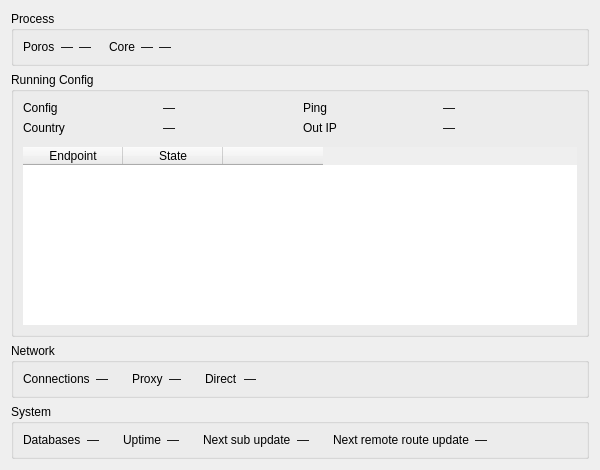
Above: include/ui/stats/RuntimeStatsWidget.ui from tergride/poros before the change. Below: the same form after it.
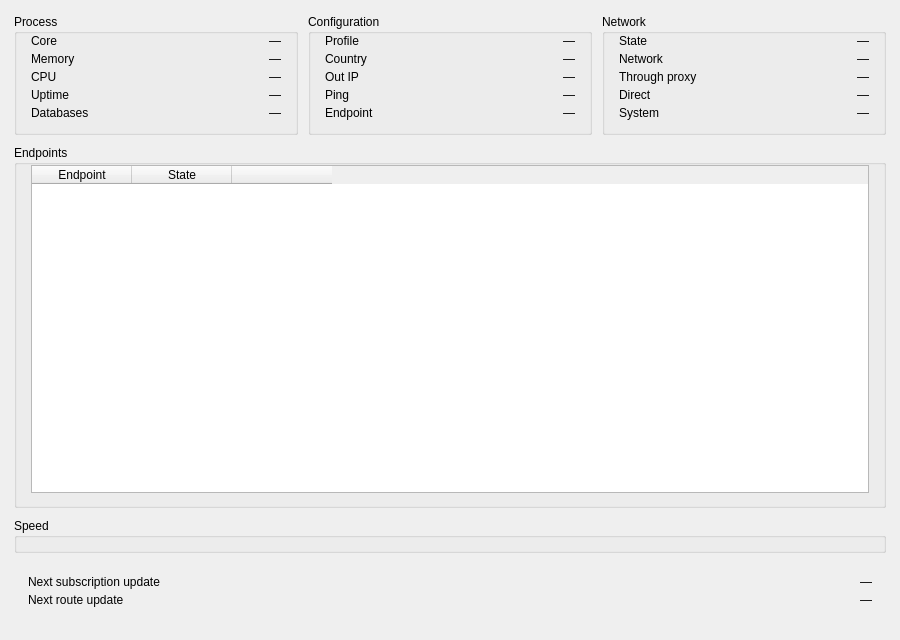
That is the form after the change.

Commit message:
feat(ui): rebuild logs, connections and statistics by the mockups
Give the log a permanent filter bar with levels, and connections a speed strip, one search and a flat list next to the process tree. Statistics now opens on a Now tab of metric cards with the speed chart, while the CPU and RAM charts and the traffic history bars are gone.

Diff of the .ui file:
```diff
--- a/include/ui/stats/RuntimeStatsWidget.ui
+++ b/include/ui/stats/RuntimeStatsWidget.ui
@@ -2,461 +2,50 @@
 <ui version="4.0">
  <class>RuntimeStatsWidget</class>
  <widget class="QWidget" name="RuntimeStatsWidget">
-  <property name="geometry">
-   <rect>
-    <x>0</x>
-    <y>0</y>
-    <width>600</width>
-    <height>470</height>
-   </rect>
-  </property>
-  <layout class="QGridLayout" name="rootGrid">
-   <item row="0" column="0">
-    <widget class="QGroupBox" name="groupProcess">
-     <property name="title">
-      <string>Process</string>
-     </property>
-     <layout class="QVBoxLayout" name="processLayout">
-      <item>
-       <layout class="QGridLayout" name="tableGrid">
-        <item row="0" column="0">
-         <widget class="QLabel" name="labelPorosName">
-          <property name="text">
-           <string notr="true">Poros</string>
-          </property>
-         </widget>
-        </item>
-        <item row="0" column="1">
-         <widget class="QLabel" name="vPorosCpu">
-          <property name="text">
-           <string notr="true">—</string>
-          </property>
-          <property name="alignment">
-           <set>Qt::AlignmentFlag::AlignRight|Qt::AlignmentFlag::AlignTrailing|Qt::AlignmentFlag::AlignVCenter</set>
-          </property>
-         </widget>
-        </item>
-        <item row="0" column="2">
-         <widget class="QLabel" name="vPorosRam">
-          <property name="text">
-           <string notr="true">—</string>
-          </property>
-          <property name="alignment">
-           <set>Qt::AlignmentFlag::AlignRight|Qt::AlignmentFlag::AlignTrailing|Qt::AlignmentFlag::AlignVCenter</set>
-          </property>
-         </widget>
-        </item>
-        <item row="0" column="3">
-         <spacer name="processGap">
-          <property name="orientation">
-           <enum>Qt::Orientation::Horizontal</enum>
-          </property>
-          <property name="sizeType">
-           <enum>QSizePolicy::Policy::Fixed</enum>
-          </property>
-          <property name="sizeHint" stdset="0">
-           <size>
-            <width>12</width>
-            <height>0</height>
-           </size>
-          </property>
-         </spacer>
-        </item>
-        <item row="0" column="4">
-         <widget class="QLabel" name="labelCoreName">
-          <property name="text">
-           <string>Core</string>
-          </property>
-         </widget>
-        </item>
-        <item row="0" column="5">
-         <widget class="QLabel" name="vCoreCpu">
-          <property name="text">
-           <string notr="true">—</string>
-          </property>
-          <property name="alignment">
-           <set>Qt::AlignmentFlag::AlignRight|Qt::AlignmentFlag::AlignTrailing|Qt::AlignmentFlag::AlignVCenter</set>
-          </property>
-         </widget>
-        </item>
-        <item row="0" column="6">
-         <widget class="QLabel" name="vCoreRam">
-          <property name="text">
-           <string notr="true">—</string>
-          </property>
-          <property name="alignment">
-           <set>Qt::AlignmentFlag::AlignRight|Qt::AlignmentFlag::AlignTrailing|Qt::AlignmentFlag::AlignVCenter</set>
-          </property>
-         </widget>
-        </item>
-        <item row="0" column="7">
-         <spacer name="tableSpacer">
-          <property name="orientation">
-           <enum>Qt::Orientation::Horizontal</enum>
-          </property>
-          <property name="sizeHint" stdset="0">
-           <size>
-            <width>12</width>
-            <height>0</height>
-           </size>
-          </property>
-         </spacer>
-        </item>
-       </layout>
-      </item>
-      <item>
-       <layout class="QHBoxLayout" name="chartsRow">
-       </layout>
-      </item>
-     </layout>
-    </widget>
+  <property name="geometry"><rect><x>0</x><y>0</y><width>900</width><height>640</height></rect></property>
+  <layout class="QVBoxLayout" name="rootLayout">
+   <property name="spacing"><number>10</number></property><property name="leftMargin"><number>14</number></property><property name="topMargin"><number>14</number></property><property name="rightMargin"><number>14</number></property><property name="bottomMargin"><number>14</number></property>
+   <item>
+    <layout class="QHBoxLayout" name="metricsRow" stretch="1,1,1">
+     <property name="spacing"><number>10</number></property>
+     <item><widget class="QGroupBox" name="groupProcess"><property name="title"><string>Process</string></property><property name="role" stdset="false"><string notr="true">metric</string></property><layout class="QGridLayout" name="formProcess" columnstretch="0,1"><property name="leftMargin"><number>14</number></property><property name="topMargin"><number>0</number></property><property name="rightMargin"><number>14</number></property><property name="bottomMargin"><number>12</number></property><property name="horizontalSpacing"><number>14</number></property><property name="verticalSpacing"><number>4</number></property><item row="0" column="0"><widget class="QLabel" name="labelCore"><property name="text"><string>Core</string></property><property name="role" stdset="false"><string notr="true">kvKey</string></property></widget></item><item row="0" column="1"><widget class="QLabel" name="vCore"><property name="sizePolicy"><sizepolicy hsizetype="Ignored" vsizetype="Preferred"><horstretch>0</horstretch><verstretch>0</verstretch></sizepolicy></property><property name="text"><string notr="true">—</string></property><property name="alignment"><set>Qt::AlignmentFlag::AlignRight|Qt::AlignmentFlag::AlignVCenter</set></property><property name="role" stdset="false"><string notr="true">kvValue</string></property></widget></item><item row="1" column="0"><widget class="QLabel" name="labelMemory"><property name="text"><string>Memory</string></property><property name="role" stdset="false"><string notr="true">kvKey</string></property></widget></item><item row="1" column="1"><widget class="QLabel" name="vMemory"><property name="sizePolicy"><sizepolicy hsizetype="Ignored" vsizetype="Preferred"><horstretch>0</horstretch><verstretch>0</verstretch></sizepolicy></property><property name="text"><string notr="true">—</string></property><property name="alignment"><set>Qt::AlignmentFlag::AlignRight|Qt::AlignmentFlag::AlignVCenter</set></property><property name="role" stdset="false"><string notr="true">kvValue</string></property></widget></item><item row="2" column="0"><widget class="QLabel" name="labelCpu"><property name="text"><string>CPU</string></property><property name="role" stdset="false"><string notr="true">kvKey</string></property></widget></item><item row="2" column="1"><widget class="QLabel" name="vCpu"><property name="sizePolicy"><sizepolicy hsizetype="Ignored" vsizetype="Preferred"><horstretch>0</horstretch><verstretch>0</verstretch></sizepolicy></property><property name="text"><string notr="true">—</string></property><property name="alignment"><set>Qt::AlignmentFlag::AlignRight|Qt::AlignmentFlag::AlignVCenter</set></property><property name="role" stdset="false"><string notr="true">kvValue</string></property></widget></item><item row="3" column="0"><widget class="QLabel" name="labelUptime"><property name="text"><string>Uptime</string></property><property name="role" stdset="false"><string notr="true">kvKey</string></property></widget></item><item row="3" column="1"><widget class="QLabel" name="vUptime"><property name="sizePolicy"><sizepolicy hsizetype="Ignored" vsizetype="Preferred"><horstretch>0</horstretch><verstretch>0</verstretch></sizepolicy></property><property name="text"><string notr="true">—</string></property><property name="alignment"><set>Qt::AlignmentFlag::AlignRight|Qt::AlignmentFlag::AlignVCenter</set></property><property name="role" stdset="false"><string notr="true">kvValue</string></property></widget></item><item row="4" column="0"><widget class="QLabel" name="labelDbSize"><property name="text"><string>Databases</string></property><property name="role" stdset="false"><string notr="true">kvKey</string></property></widget></item><item row="4" column="1"><widget class="QLabel" name="vDbSize"><property name="sizePolicy"><sizepolicy hsizetype="Ignored" vsizetype="Preferred"><horstretch>0</horstretch><verstretch>0</verstretch></sizepolicy></property><property name="text"><string notr="true">—</string></property><property name="alignment"><set>Qt::AlignmentFlag::AlignRight|Qt::AlignmentFlag::AlignVCenter</set></property><property name="role" stdset="false"><string notr="true">kvValue</string></property></widget></item></layout></widget></item>
+     <item><widget class="QGroupBox" name="groupRunning"><property name="title"><string>Configuration</string></property><property name="role" stdset="false"><string notr="true">metric</string></property><layout class="QGridLayout" name="formRunning" columnstretch="0,1"><property name="leftMargin"><number>14</number></property><property name="topMargin"><number>0</number></property><property name="rightMargin"><number>14</number></property><property name="bottomMargin"><number>12</number></property><property name="horizontalSpacing"><number>14</number></property><property name="verticalSpacing"><number>4</number></property><item row="0" column="0"><widget class="QLabel" name="labelCfgName"><property name="text"><string>Profile</string></property><property name="role" stdset="false"><string notr="true">kvKey</string></property></widget></item><item row="0" column="1"><widget class="QLabel" name="vCfgName"><property name="sizePolicy"><sizepolicy hsizetype="Ignored" vsizetype="Preferred"><horstretch>0</horstretch><verstretch>0</verstretch></sizepolicy></property><property name="text"><string notr="true">—</string></property><property name="alignment"><set>Qt::AlignmentFlag::AlignRight|Qt::AlignmentFlag::AlignVCenter</set></property><property name="role" stdset="false"><string notr="true">kvValue</string></property></widget></item><item row="1" column="0"><widget class="QLabel" name="labelCountry"><property name="text"><string>Country</string></property><property name="role" stdset="false"><string notr="true">kvKey</string></property></widget></item><item row="1" column="1"><widget class="QLabel" name="vCountry"><property name="sizePolicy"><sizepolicy hsizetype="Ignored" vsizetype="Preferred"><horstretch>0</horstretch><verstretch>0</verstretch></sizepolicy></property><property name="text"><string notr="true">—</string></property><property name="alignment"><set>Qt::AlignmentFlag::AlignRight|Qt::AlignmentFlag::AlignVCenter</set></property><property name="role" stdset="false"><string notr="true">kvValue</string></property></widget></item><item row="2" column="0"><widget class="QLabel" name="labelOutIp"><property name="text"><string>Out IP</string></property><property name="role" stdset="false"><string notr="true">kvKey</string></property></widget></item><item row="2" column="1"><widget class="QLabel" name="vOutIp"><property name="sizePolicy"><sizepolicy hsizetype="Ignored" vsizetype="Preferred"><horstretch>0</horstretch><verstretch>0</verstretch></sizepolicy></property><property name="text"><string notr="true">—</string></property><property name="alignment"><set>Qt::AlignmentFlag::AlignRight|Qt::AlignmentFlag::AlignVCenter</set></property><property name="textInteractionFlags"><set>Qt::TextInteractionFlag::TextSelectableByMouse</set></property><property name="role" stdset="false"><string notr="true">kvValue</string></property></widget></item><item row="3" column="0"><widget class="QLabel" name="labelPing"><property name="text"><string>Ping</string></property><property name="role" stdset="false"><string notr="true">kvKey</string></property></widget></item><item row="3" column="1"><widget class="QLabel" name="vPing"><property name="sizePolicy"><sizepolicy hsizetype="Ignored" vsizetype="Preferred"><horstretch>0</horstretch><verstretch>0</verstretch></sizepolicy></property><property name="text"><string notr="true">—</string></property><property name="alignment"><set>Qt::AlignmentFlag::AlignRight|Qt::AlignmentFlag::AlignVCenter</set></property><property name="role" stdset="false"><string notr="true">kvValue</string></property></widget></item><item row="4" column="0"><widget class="QLabel" name="labelEndpoint"><property name="text"><string>Endpoint</string></property><property name="role" stdset="false"><string notr="true">kvKey</string></property></widget></item><item row="4" column="1"><widget class="QLabel" name="vEndpoint"><property name="sizePolicy"><sizepolicy hsizetype="Ignored" vsizetype="Preferred"><horstretch>0</horstretch><verstretch>0</verstretch></sizepolicy></property><property name="text"><string notr="true">—</string></property><property name="alignment"><set>Qt::AlignmentFlag::AlignRight|Qt::AlignmentFlag::AlignVCenter</set></property><property name="role" stdset="false"><string notr="true">kvValue</string></property></widget></item></layout></widget></item>
+     <item><widget class="QGroupBox" name="groupNetwork"><property name="title"><string>Network</string></property><property name="role" stdset="false"><string notr="true">metric</string></property><layout class="QGridLayout" name="formNetwork" columnstretch="0,1"><property name="leftMargin"><number>14</number></property><property name="topMargin"><number>0</number></property><property name="rightMargin"><number>14</number></property><property name="bottomMargin"><number>12</number></property><property name="horizontalSpacing"><number>14</number></property><property name="verticalSpacing"><number>4</number></property><item row="0" column="0"><widget class="QLabel" name="labelState"><property name="text"><string>State</string></property><property name="role" stdset="false"><string notr="true">kvKey</string></property></widget></item><item row="0" column="1"><widget class="QLabel" name="vState"><property name="sizePolicy"><sizepolicy hsizetype="Ignored" vsizetype="Preferred"><horstretch>0</horstretch><verstretch>0</verstretch></sizepolicy></property><property name="text"><string notr="true">—</string></property><property name="alignment"><set>Qt::AlignmentFlag::AlignRight|Qt::AlignmentFlag::AlignVCenter</set></property><property name="role" stdset="false"><string notr="true">kvValue</string></property></widget></item><item row="1" column="0"><widget class="QLabel" name="labelNetworkKind"><property name="text"><string>Network</string></property><property name="role" stdset="false"><string notr="true">kvKey</string></property></widget></item><item row="1" column="1"><widget class="QLabel" name="vNetworkKind"><property name="sizePolicy"><sizepolicy hsizetype="Ignored" vsizetype="Preferred"><horstretch>0</horstretch><verstretch>0</verstretch></sizepolicy></property><property name="text"><string notr="true">—</string></property><property name="alignment"><set>Qt::AlignmentFlag::AlignRight|Qt::AlignmentFlag::AlignVCenter</set></property><property name="role" stdset="false"><string notr="true">kvValue</string></property></widget></item><item row="2" column="0"><widget class="QLabel" name="labelViaProxy"><property name="text"><string>Through proxy</string></property><property name="role" stdset="false"><string notr="true">kvKey</string></property></widget></item><item row="2" column="1"><widget class="QLabel" name="vViaProxy"><property name="sizePolicy"><sizepolicy hsizetype="Ignored" vsizetype="Preferred"><horstretch>0</horstretch><verstretch>0</verstretch></sizepolicy></property><property name="text"><string notr="true">—</string></property><property name="alignment"><set>Qt::AlignmentFlag::AlignRight|Qt::AlignmentFlag::AlignVCenter</set></property><property name="role" stdset="false"><string notr="true">kvValue</string></property></widget></item><item row="3" column="0"><widget class="QLabel" name="labelDirect"><property name="text"><string>Direct</string></property><property name="role" stdset="false"><string notr="true">kvKey</string></property></widget></item><item row="3" column="1"><widget class="QLabel" name="vDirect"><property name="sizePolicy"><sizepolicy hsizetype="Ignored" vsizetype="Preferred"><horstretch>0</horstretch><verstretch>0</verstretch></sizepolicy></property><property name="text"><string notr="true">—</string></property><property name="alignment"><set>Qt::AlignmentFlag::AlignRight|Qt::AlignmentFlag::AlignVCenter</set></property><property name="role" stdset="false"><string notr="true">kvValue</string></property></widget></item><item row="4" column="0"><widget class="QLabel" name="labelSystem"><property name="text"><string>System</string></property><property name="role" stdset="false"><string notr="true">kvKey</string></property></widget></item><item row="4" column="1"><widget class="QLabel" name="vSystem"><property name="sizePolicy"><sizepolicy hsizetype="Ignored" vsizetype="Preferred"><horstretch>0</horstretch><verstretch>0</verstretch></sizepolicy></property><property name="text"><string notr="true">—</string></property><property name="alignment"><set>Qt::AlignmentFlag::AlignRight|Qt::AlignmentFlag::AlignVCenter</set></property><property name="role" stdset="false"><string notr="true">kvValue</string></property></widget></item></layout></widget></item>
+    </layout>
    </item>
-   <item row="1" column="0">
-    <widget class="QGroupBox" name="groupRunning">
-     <property name="title">
-      <string>Running Config</string>
-     </property>
-     <layout class="QVBoxLayout" name="runningLayout">
+   <item>
+    <widget class="QGroupBox" name="groupEndpoints">
+     <property name="title"><string>Endpoints</string></property><property name="role" stdset="false"><string notr="true">metric</string></property>
+     <layout class="QVBoxLayout" name="endpointsLayout">
+      <property name="leftMargin"><number>14</number></property><property name="topMargin"><number>0</number></property><property name="rightMargin"><number>14</number></property><property name="bottomMargin"><number>12</number></property>
       <item>
-       <layout class="QGridLayout" name="formRunning">
-        <item row="3" column="1">
-         <widget class="QLabel" name="vCountry">
-          <property name="text">
-           <string notr="true">—</string>
-          </property>
-         </widget>
-        </item>
-        <item row="3" column="0">
-         <widget class="QLabel" name="labelCountry">
-          <property name="text">
-           <string>Country</string>
-          </property>
-         </widget>
-        </item>
-        <item row="2" column="1">
-         <widget class="QLabel" name="vCfgName">
-          <property name="text">
-           <string notr="true">—</string>
-          </property>
-         </widget>
-        </item>
-        <item row="2" column="0">
-         <widget class="QLabel" name="labelCfgName">
-          <property name="text">
-           <string>Config</string>
-          </property>
-         </widget>
-        </item>
-        <item row="3" column="2">
-         <widget class="QLabel" name="labelOutIp">
-          <property name="text">
-           <string>Out IP</string>
-          </property>
-         </widget>
-        </item>
-        <item row="3" column="3">
-         <widget class="QLabel" name="vOutIp">
-          <property name="text">
-           <string notr="true">—</string>
-          </property>
-          <property name="textInteractionFlags">
-           <set>Qt::TextInteractionFlag::TextSelectableByMouse</set>
-          </property>
-         </widget>
-        </item>
-        <item row="2" column="3">
-         <widget class="QLabel" name="vPing">
-          <property name="text">
-           <string notr="true">—</string>
-          </property>
-         </widget>
-        </item>
-        <item row="2" column="2">
-         <widget class="QLabel" name="labelPing">
-          <property name="text">
-           <string>Ping</string>
-          </property>
-         </widget>
-        </item>
-       </layout>
-      </item>
-      <item>
-       <widget class="QWidget" name="groupEndpoints" native="true">
-        <layout class="QVBoxLayout" name="endpointsLayout">
-         <property name="spacing">
-          <number>4</number>
-         </property>
-         <property name="leftMargin">
-          <number>0</number>
-         </property>
-         <property name="topMargin">
-          <number>6</number>
-         </property>
-         <property name="rightMargin">
-          <number>0</number>
-         </property>
-         <property name="bottomMargin">
-          <number>0</number>
-         </property>
-         <item>
-          <widget class="QTableWidget" name="endpointsTable">
-           <property name="frameShape">
-            <enum>QFrame::Shape::NoFrame</enum>
-           </property>
-           <property name="alternatingRowColors">
-            <bool>true</bool>
-           </property>
-           <property name="showGrid">
-            <bool>false</bool>
-           </property>
-           <property name="wordWrap">
-            <bool>false</bool>
-           </property>
-           <column>
-            <property name="text">
-             <string>Endpoint</string>
-            </property>
-           </column>
-           <column>
-            <property name="text">
-             <string>State</string>
-            </property>
-           </column>
-           <column>
-            <property name="text">
-             <string/>
-            </property>
-           </column>
-          </widget>
-         </item>
-        </layout>
+       <widget class="QTableWidget" name="endpointsTable">
+        <property name="showGrid"><bool>false</bool></property><property name="wordWrap"><bool>false</bool></property><property name="role" stdset="false"><string notr="true">table</string></property>
+        <column><property name="text"><string>Endpoint</string></property></column>
+        <column><property name="text"><string>State</string></property></column>
+        <column><property name="text"><string/></property></column>
        </widget>
       </item>
      </layout>
     </widget>
    </item>
-   <item row="2" column="0">
-    <widget class="QGroupBox" name="groupNetwork">
-     <property name="title">
-      <string>Network</string>
-     </property>
-     <layout class="QGridLayout" name="formNetwork">
-      <item row="0" column="0">
-       <widget class="QLabel" name="labelConns">
-        <property name="text">
-         <string>Connections</string>
-        </property>
-       </widget>
-      </item>
-      <item row="0" column="1">
-       <widget class="QLabel" name="vConns">
-        <property name="text">
-         <string notr="true">—</string>
-        </property>
-       </widget>
-      </item>
-      <item row="0" column="2">
-       <spacer name="networkGap1">
-        <property name="orientation">
-         <enum>Qt::Orientation::Horizontal</enum>
-        </property>
-        <property name="sizeType">
-         <enum>QSizePolicy::Policy::Fixed</enum>
-        </property>
-        <property name="sizeHint" stdset="0">
-         <size>
-          <width>18</width>
-          <height>0</height>
-         </size>
-        </property>
-       </spacer>
-      </item>
-      <item row="0" column="3">
-       <widget class="QLabel" name="labelSpeedProxy">
-        <property name="text">
-         <string>Proxy</string>
-        </property>
-       </widget>
-      </item>
-      <item row="0" column="4">
-       <widget class="QLabel" name="vSpeedProxy">
-        <property name="text">
-         <string notr="true">—</string>
-        </property>
-       </widget>
-      </item>
-      <item row="0" column="5">
-       <spacer name="networkGap2">
-        <property name="orientation">
-         <enum>Qt::Orientation::Horizontal</enum>
-        </property>
-        <property name="sizeType">
-         <enum>QSizePolicy::Policy::Fixed</enum>
-        </property>
-        <property name="sizeHint" stdset="0">
-         <size>
-          <width>18</width>
-          <height>0</height>
-         </size>
-        </property>
-       </spacer>
-      </item>
-      <item row="0" column="6">
-       <widget class="QLabel" name="labelSpeedDirect">
-        <property name="text">
-         <string>Direct</string>
-        </property>
-       </widget>
-      </item>
-      <item row="0" column="7">
-       <widget class="QLabel" name="vSpeedDirect">
-        <property name="text">
-         <string notr="true">—</string>
-        </property>
-       </widget>
-      </item>
-      <item row="0" column="8">
-       <spacer name="networkTail">
-        <property name="orientation">
-         <enum>Qt::Orientation::Horizontal</enum>
-        </property>
-        <property name="sizeHint" stdset="0">
-         <size>
-          <width>0</width>
-          <height>0</height>
-         </size>
-        </property>
-       </spacer>
-      </item>
+   <item>
+    <widget class="QGroupBox" name="groupSpeed">
+     <property name="title"><string>Speed</string></property><property name="role" stdset="false"><string notr="true">metric</string></property>
+     <layout class="QVBoxLayout" name="speedLayout">
+      <property name="leftMargin"><number>14</number></property><property name="topMargin"><number>0</number></property><property name="rightMargin"><number>14</number></property><property name="bottomMargin"><number>12</number></property>
      </layout>
     </widget>
    </item>
-   <item row="3" column="0">
-    <widget class="QGroupBox" name="groupSystem">
-     <property name="title">
-      <string>System</string>
-     </property>
-     <layout class="QGridLayout" name="formSystem">
-      <item row="0" column="0">
-       <widget class="QLabel" name="labelDbSize">
-        <property name="text">
-         <string>Databases</string>
-        </property>
-       </widget>
-      </item>
-      <item row="0" column="1">
-       <widget class="QLabel" name="vDbSize">
-        <property name="text">
-         <string notr="true">—</string>
-        </property>
-       </widget>
-      </item>
-      <item row="0" column="2">
-       <spacer name="systemGap1">
-        <property name="orientation">
-         <enum>Qt::Orientation::Horizontal</enum>
-        </property>
-        <property name="sizeType">
-         <enum>QSizePolicy::Policy::Fixed</enum>
-        </property>
-        <property name="sizeHint" stdset="0">
-         <size>
-          <width>18</width>
-          <height>0</height>
-         </size>
-        </property>
-       </spacer>
-      </item>
-      <item row="0" column="3">
-       <widget class="QLabel" name="labelUptime">
-        <property name="text">
-         <string>Uptime</string>
-        </property>
-       </widget>
-      </item>
-      <item row="0" column="4">
-       <widget class="QLabel" name="vUptime">
-        <property name="text">
-         <string notr="true">—</string>
-        </property>
-       </widget>
-      </item>
-      <item row="0" column="5">
-       <spacer name="systemGap2">
-        <property name="orientation">
-         <enum>Qt::Orientation::Horizontal</enum>
-        </property>
-        <property name="sizeType">
-         <enum>QSizePolicy::Policy::Fixed</enum>
-        </property>
-        <property name="sizeHint" stdset="0">
-         <size>
-          <width>18</width>
-          <height>0</height>
-         </size>
-        </property>
-       </spacer>
-      </item>
-      <item row="0" column="6">
-       <widget class="QLabel" name="labelSubUpdate">
-        <property name="text">
-         <string>Next sub update</string>
-        </property>
-       </widget>
-      </item>
-      <item row="0" column="7">
-       <widget class="QLabel" name="vSubUpdate">
-        <property name="text">
-         <string notr="true">—</string>
-        </property>
-       </widget>
-      </item>
-      <item row="0" column="8">
-       <spacer name="systemGap3">
-        <property name="orientation">
-         <enum>Qt::Orientation::Horizontal</enum>
-        </property>
-        <property name="sizeType">
-         <enum>QSizePolicy::Policy::Fixed</enum>
-        </property>
-        <property name="sizeHint" stdset="0">
-         <size>
-          <width>18</width>
-          <height>0</height>
-         </size>
-        </property>
-       </spacer>
-      </item>
-      <item row="0" column="9">
-       <widget class="QLabel" name="labelRouteUpdate">
-        <property name="text">
-         <string>Next remote route update</string>
-        </property>
-       </widget>
-      </item>
-      <item row="0" column="10">
-       <widget class="QLabel" name="vRouteUpdate">
-        <property name="text">
-         <string notr="true">—</string>
-        </property>
-       </widget>
-      </item>
-      <item row="0" column="11">
-       <spacer name="systemTail">
-        <property name="orientation">
-         <enum>Qt::Orientation::Horizontal</enum>
-        </property>
-        <property name="sizeHint" stdset="0">
-         <size>
-          <width>0</width>
-          <height>0</height>
-         </size>
-        </property>
-       </spacer>
-      </item>
-     </layout>
+   <item>
+    <widget class="QFrame" name="groupSchedule">
+     <property name="role" stdset="false"><string notr="true">card</string></property>
+     <layout class="QGridLayout" name="formSchedule" columnstretch="0,1"><property name="leftMargin"><number>14</number></property><property name="topMargin"><number>12</number></property><property name="rightMargin"><number>14</number></property><property name="bottomMargin"><number>12</number></property><property name="horizontalSpacing"><number>14</number></property><property name="verticalSpacing"><number>4</number></property><item row="0" column="0"><widget class="QLabel" name="labelSubUpdate"><property name="text"><string>Next subscription update</string></property><property name="role" stdset="false"><string notr="true">kvKey</string></property></widget></item><item row="0" column="1"><widget class="QLabel" name="vSubUpdate"><property name="sizePolicy"><sizepolicy hsizetype="Ignored" vsizetype="Preferred"><horstretch>0</horstretch><verstretch>0</verstretch></sizepolicy></property><property name="text"><string notr="true">—</string></property><property name="alignment"><set>Qt::AlignmentFlag::AlignRight|Qt::AlignmentFlag::AlignVCenter</set></property><property name="role" stdset="false"><string notr="true">kvValue</string></property></widget></item><item row="1" column="0"><widget class="QLabel" name="labelRouteUpdate"><property name="text"><string>Next route update</string></property><property name="role" stdset="false"><string notr="true">kvKey</string></property></widget></item><item row="1" column="1"><widget class="QLabel" name="vRouteUpdate"><property name="sizePolicy"><sizepolicy hsizetype="Ignored" vsizetype="Preferred"><horstretch>0</horstretch><verstretch>0</verstretch></sizepolicy></property><property name="text"><string notr="true">—</string></property><property name="alignment"><set>Qt::AlignmentFlag::AlignRight|Qt::AlignmentFlag::AlignVCenter</set></property><property name="role" stdset="false"><string notr="true">kvValue</string></property></widget></item></layout>
     </widget>
    </item>
+   <item>
+    <spacer name="rootTail"><property name="orientation"><enum>Qt::Orientation::Vertical</enum></property></spacer>
+   </item>
   </layout>
  </widget>
  <resources/>
```
The commit also changes 38 other files.
